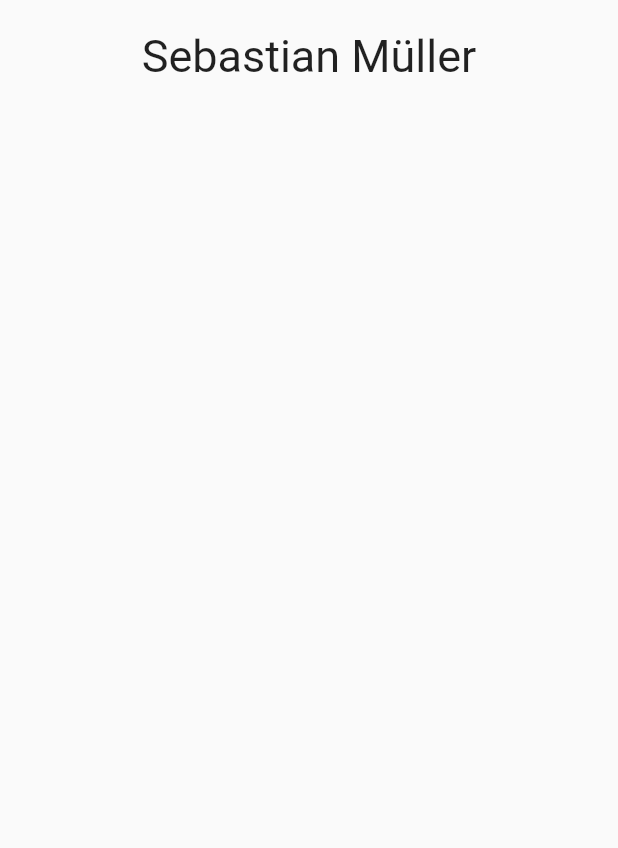
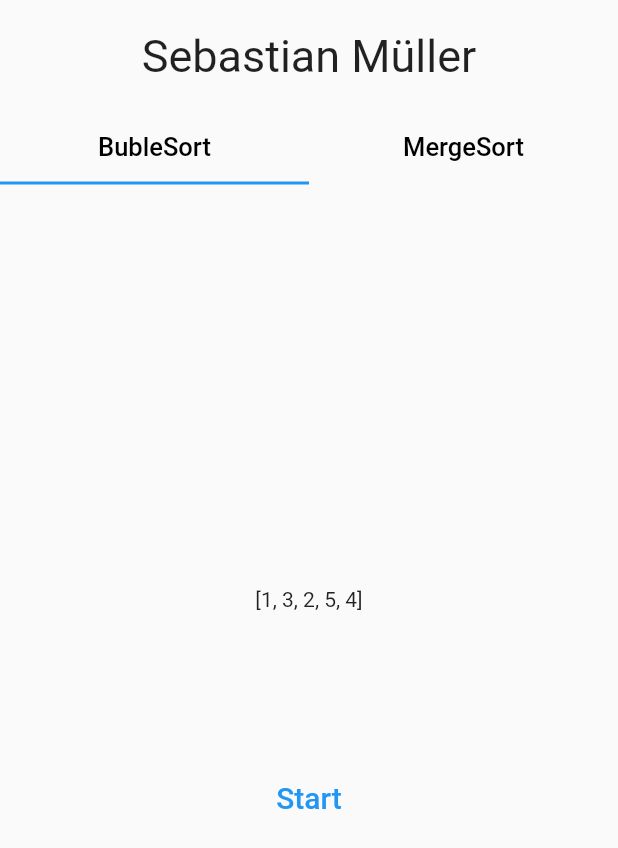
Before and after one commit to smueller264/portfolio, a Flutter app: the screen it shows after launch, on a phone screen of 412 x 824 dp. Shown: the top 848 px of the screen. Run offline on Flutter 3.47's test engine with Material 2 defaults, Android fonts, the phone set to English and light mode, and no system bars.

Commit message:
added basic bubble sort

```diff
--- a/lib/main.dart
+++ b/lib/main.dart
@@ -1,6 +1,9 @@
 import 'package:flutter/material.dart';
 
+import 'package:provider/provider.dart';
+
 import 'screens/main_screen/main_screen.dart';
+import 'screens/main_screen/provider/main_screen_provider.dart';
 
 void main() {
   runApp(const MyApp());
@@ -17,7 +20,10 @@ class MyApp extends StatelessWidget {
       theme: ThemeData(
         primarySwatch: Colors.blue,
       ),
-      home: const MainScreen(),
+      home: ChangeNotifierProvider<MainScreenProvider>(
+        create: (context) => MainScreenProvider(),
+        child: const MainScreen(),
+      ),
     );
   }
 }
--- a/lib/pages/bubblesort_page/bubblesort_page.dart
+++ b/lib/pages/bubblesort_page/bubblesort_page.dart
@@ -1,14 +1,40 @@
 import 'package:flutter/material.dart';
 
-class BubbleSortScreen extends StatelessWidget {
-  const BubbleSortScreen({Key? key}) : super(key: key);
+import 'package:provider/provider.dart';
+
+import 'provider/bubblesort_provider.dart';
+
+class BubbleSortPage extends StatelessWidget {
+  const BubbleSortPage({Key? key}) : super(key: key);
+
+  static const title = "BubleSort";
 
   @override
   Widget build(BuildContext context) {
-    return const Scaffold(
-      body: Center(
-        child: Text("Bubble Sort"),
-      ),
+    return Column(
+      mainAxisAlignment: MainAxisAlignment.center,
+      crossAxisAlignment: CrossAxisAlignment.center,
+      children: [
+        Center(
+          child: Container(
+            child: Text(context.watch<BubbleSortProvider>().array.toString()),
+          ),
+        ),
+        const SizedBox(
+          height: 100,
+        ),
+        TextButton(
+          onPressed: () {
+            context.read<BubbleSortProvider>().bubbleSort();
+          },
+          child: const Text(
+            "Start",
+            style: TextStyle(
+              fontSize: 20,
+            ),
+          ),
+        )
+      ],
     );
   }
 }
--- /dev/null
+++ b/lib/pages/bubblesort_page/provider/bubblesort_provider.dart
@@ -0,0 +1,23 @@
+import 'package:flutter/material.dart';
+
+class BubbleSortProvider with ChangeNotifier {
+  List<int> array = [1, 3, 2, 5, 4];
+
+  ///Swapping using temporary variable
+  void swap(int index) {
+    int temp = array[index];
+    array[index] = array[index + 1];
+    array[index + 1] = temp;
+  }
+
+  ///Basic implementation of Bubble sort
+  void bubbleSort() {
+    for (int i = 0; i < array.length - 1; i++) {
+      for (int j = 0; j < array.length - 1; j++) {
+        if (array[j] > array[j + 1]) {
+          swap(j);
+        }
+      }
+    }
+  }
+}
--- /dev/null
+++ b/lib/pages/mergesort_page/mergesort_page.dart
@@ -0,0 +1,14 @@
+import 'package:flutter/material.dart';
+
+class MergeSortPage extends StatelessWidget {
+  const MergeSortPage({Key? key}) : super(key: key);
+
+  static const title = "MergeSort";
+
+  @override
+  Widget build(BuildContext context) {
+    return const Center(
+      child: Text("Merge Sort"),
+    );
+  }
+}
--- a/lib/screens/main_screen/components/custom_tab_bar.dart
+++ b/lib/screens/main_screen/components/custom_tab_bar.dart
@@ -0,0 +1,25 @@
+import 'package:flutter/material.dart';
+
+import 'package:provider/provider.dart';
+
+import 'package:portfolio/themes/device_size.dart';
+import '../provider/main_screen_provider.dart';
+
+class CustomTabBar extends StatelessWidget {
+  const CustomTabBar({Key? key}) : super(key: key);
+
+  @override
+  Widget build(BuildContext context) {
+    return Container(
+      child: TabBar(
+        tabs: context
+            .watch<MainScreenProvider>()
+            .tabs
+            .map(
+              (e) => e.tab,
+            )
+            .toList(),
+      ),
+    );
+  }
+}
--- a/lib/screens/main_screen/main_screen.dart
+++ b/lib/screens/main_screen/main_screen.dart
@@ -1,17 +1,36 @@
 import 'package:flutter/material.dart';
 
+import 'package:provider/provider.dart';
+
 import 'components/header.dart';
+import 'components/custom_tab_bar.dart';
+import 'provider/main_screen_provider.dart';
 
 class MainScreen extends StatelessWidget {
   const MainScreen({Key? key}) : super(key: key);
 
   @override
   Widget build(BuildContext context) {
-    return Scaffold(
-      body: Column(
-        children: const [
-          Header(),
-        ],
+    return DefaultTabController(
+      length: context.watch<MainScreenProvider>().tabs.length,
+      child: Scaffold(
+        body: Column(
+          mainAxisAlignment: MainAxisAlignment.start,
+          crossAxisAlignment: CrossAxisAlignment.center,
+          children: [
+            const Header(),
+            const CustomTabBar(),
+            Expanded(
+              child: TabBarView(
+                children: context
+                    .watch<MainScreenProvider>()
+                    .tabs
+                    .map((e) => e.content)
+                    .toList(),
+              ),
+            ),
+          ],
+        ),
       ),
     );
   }
--- a/lib/screens/main_screen/provider/main_screen_provider.dart
+++ b/lib/screens/main_screen/provider/main_screen_provider.dart
@@ -0,0 +1,29 @@
+import 'package:flutter/material.dart';
+
+import 'package:provider/provider.dart';
+
+import '../../../pages/bubblesort_page/bubblesort_page.dart';
+import '../../../pages/bubblesort_page/provider/bubblesort_provider.dart';
+import '../../../pages/mergesort_page/mergesort_page.dart';
+import '../../../widgets/content_view.dart';
+import '../../../widgets/custom_tab.dart';
+
+class MainScreenProvider with ChangeNotifier {
+  final List<ContentView> tabs = [
+    ContentView(
+      tab: const CustomTab(
+        title: BubbleSortPage.title,
+      ),
+      content: ChangeNotifierProvider<BubbleSortProvider>(
+        create: (context) => BubbleSortProvider(),
+        child: const BubbleSortPage(),
+      ),
+    ),
+    ContentView(
+      tab: const CustomTab(
+        title: MergeSortPage.title,
+      ),
+      content: const MergeSortPage(),
+    ),
+  ];
+}
--- /dev/null
+++ b/lib/widgets/content_view.dart
@@ -0,0 +1,10 @@
+import 'package:flutter/material.dart';
+
+import 'custom_tab.dart';
+
+class ContentView {
+  ContentView({required this.tab, required this.content});
+
+  final CustomTab tab;
+  final Widget content;
+}
--- /dev/null
+++ b/lib/widgets/custom_tab.dart
@@ -0,0 +1,20 @@
+import 'package:flutter/material.dart';
+
+class CustomTab extends StatelessWidget {
+  const CustomTab({Key? key, required this.title}) : super(key: key);
+
+  final String title;
+
+  @override
+  Widget build(BuildContext context) {
+    return Tab(
+      child: Text(
+        title,
+        style: const TextStyle(
+          fontSize: 17,
+          color: Colors.black,
+        ),
+      ),
+    );
+  }
+}
```
